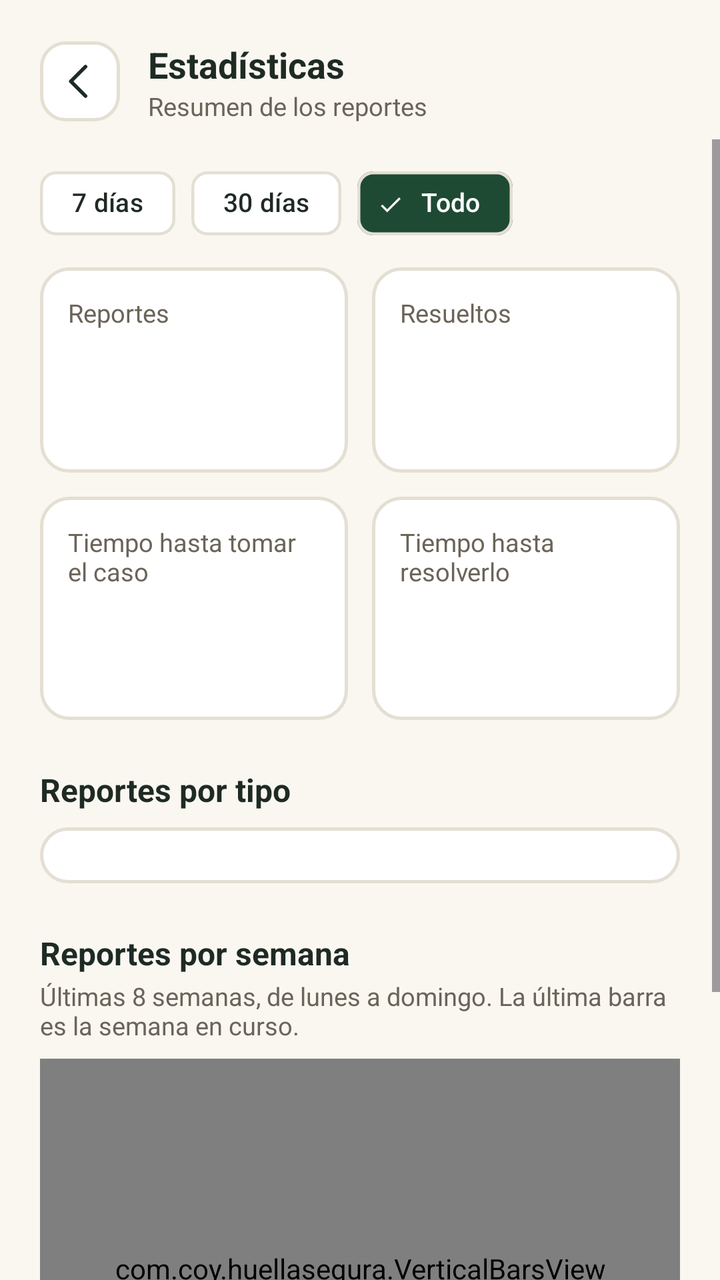
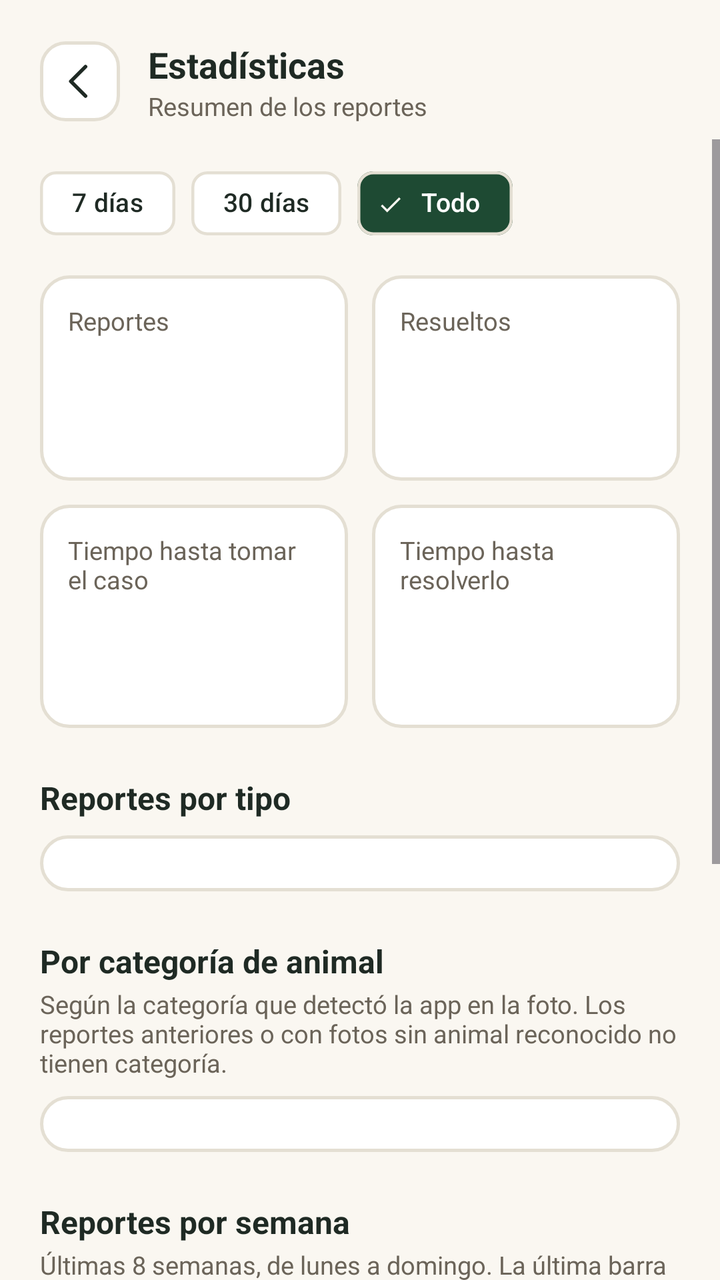

Two renders of the same Android screen: before a commit and after it. Below are the layout's source before the change and the commit's diff.
<!-- AndroidManifest.xml: application theme Theme.HUELLASEGURA -->
<!-- res/layout/activity_estadisticas.xml -->
<?xml version="1.0" encoding="utf-8"?>
<LinearLayout xmlns:android="http://schemas.android.com/apk/res/android"
    xmlns:app="http://schemas.android.com/apk/res-auto"
    android:id="@+id/root"
    android:layout_width="match_parent"
    android:layout_height="match_parent"
    android:background="@color/surface_background"
    android:orientation="vertical">

    <LinearLayout
        android:layout_width="match_parent"
        android:layout_height="wrap_content"
        android:gravity="center_vertical"
        android:orientation="horizontal"
        android:paddingStart="20dp"
        android:paddingTop="20dp"
        android:paddingEnd="20dp"
        android:paddingBottom="8dp">

        <ImageButton
            android:id="@+id/btnBack"
            android:layout_width="40dp"
            android:layout_height="40dp"
            android:background="@drawable/bg_icon_button"
            android:contentDescription="@string/btn_atras"
            android:padding="10dp"
            android:src="@drawable/ic_arrow_back"
            android:tint="@color/text_primary" />

        <LinearLayout
            android:layout_width="0dp"
            android:layout_height="wrap_content"
            android:layout_marginStart="14dp"
            android:layout_weight="1"
            android:orientation="vertical">

            <TextView
                android:layout_width="wrap_content"
                android:layout_height="wrap_content"
                android:text="@string/stats_title"
                android:textColor="@color/text_primary"
                android:textSize="18sp"
                android:textStyle="bold" />

            <TextView
                android:layout_width="wrap_content"
                android:layout_height="wrap_content"
                android:text="@string/stats_subtitle"
                android:textColor="@color/text_secondary"
                android:textSize="12.5sp" />
        </LinearLayout>
    </LinearLayout>

    <ScrollView
        android:layout_width="match_parent"
        android:layout_height="0dp"
        android:layout_weight="1"
        android:fillViewport="true">

        <LinearLayout
            android:layout_width="match_parent"
            android:layout_height="wrap_content"
            android:orientation="vertical"
            android:paddingStart="20dp"
            android:paddingTop="8dp"
            android:paddingEnd="20dp"
            android:paddingBottom="24dp">

            <com.google.android.material.chip.ChipGroup
                android:id="@+id/chipGroupPeriod"
                android:layout_width="match_parent"
                android:layout_height="wrap_content"
                app:selectionRequired="true"
                app:singleSelection="true">

                <com.google.android.material.chip.Chip
                    android:id="@+id/chipPeriod7"
                    style="@style/Widget.Material3.Chip.Filter"
                    android:layout_width="wrap_content"
                    android:layout_height="wrap_content"
                    android:checkable="true"
                    android:text="@string/resolved_period_7"
                    android:textColor="@color/chip_filter_text"
                    android:textSize="13sp"
                    app:chipBackgroundColor="@color/chip_filter_bg"
                    app:chipStrokeColor="@color/field_border"
                    app:chipStrokeWidth="1.5dp" />

                <com.google.android.material.chip.Chip
                    android:id="@+id/chipPeriod30"
                    style="@style/Widget.Material3.Chip.Filter"
                    android:layout_width="wrap_content"
                    android:layout_height="wrap_content"
                    android:checkable="true"
                    android:text="@string/resolved_period_30"
                    android:textColor="@color/chip_filter_text"
                    android:textSize="13sp"
                    app:chipBackgroundColor="@color/chip_filter_bg"
                    app:chipStrokeColor="@color/field_border"
                    app:chipStrokeWidth="1.5dp" />

                <com.google.android.material.chip.Chip
                    android:id="@+id/chipPeriodAll"
                    style="@style/Widget.Material3.Chip.Filter"
                    android:layout_width="wrap_content"
                    android:layout_height="wrap_content"
                    android:checkable="true"
                    android:checked="true"
                    android:text="@string/stats_period_all"
                    android:textColor="@color/chip_filter_text"
                    android:textSize="13sp"
                    app:chipBackgroundColor="@color/chip_filter_bg"
                    app:chipStrokeColor="@color/field_border"
                    app:chipStrokeWidth="1.5dp" />
            </com.google.android.material.chip.ChipGroup>

            <LinearLayout
                android:layout_width="match_parent"
                android:layout_height="wrap_content"
                android:layout_marginTop="8dp"
                android:orientation="horizontal">

                <LinearLayout
                    android:layout_width="0dp"
                    android:layout_height="match_parent"
                    android:layout_marginEnd="6dp"
                    android:layout_weight="1"
                    android:background="@drawable/bg_card"
                    android:orientation="vertical"
                    android:padding="14dp">

                    <TextView
                        android:layout_width="wrap_content"
                        android:layout_height="wrap_content"
                        android:text="@string/stats_kpi_total"
                        android:textColor="@color/text_secondary"
                        android:textSize="12.5sp" />

                    <TextView
                        android:id="@+id/tvKpiTotal"
                        android:layout_width="wrap_content"
                        android:layout_height="wrap_content"
                        android:layout_marginTop="4dp"
                        android:textColor="@color/text_primary"
                        android:textSize="26sp"
                        android:textStyle="bold" />

                    <TextView
                        android:id="@+id/tvKpiTotalSub"
                        android:layout_width="wrap_content"
                        android:layout_height="wrap_content"
                        android:layout_marginTop="2dp"
                        android:textColor="@color/text_secondary"
                        android:textSize="12sp" />
                </LinearLayout>

                <LinearLayout
                    android:layout_width="0dp"
                    android:layout_height="match_parent"
                    android:layout_marginStart="6dp"
                    android:layout_weight="1"
                    android:background="@drawable/bg_card"
                    android:orientation="vertical"
                    android:padding="14dp">

                    <TextView
                        android:layout_width="wrap_content"
                        android:layout_height="wrap_content"
                        android:text="@string/stats_kpi_resolved"
                        android:textColor="@color/text_secondary"
                        android:textSize="12.5sp" />

                    <TextView
                        android:id="@+id/tvKpiResolved"
                        android:layout_width="wrap_content"
                        android:layout_height="wrap_content"
                        android:layout_marginTop="4dp"
                        android:textColor="@color/text_primary"
                        android:textSize="26sp"
                        android:textStyle="bold" />

                    <TextView
                        android:id="@+id/tvKpiResolvedSub"
                        android:layout_width="wrap_content"
                        android:layout_height="wrap_content"
                        android:layout_marginTop="2dp"
                        android:textColor="@color/text_secondary"
                        android:textSize="12sp" />
                </LinearLayout>
            </LinearLayout>

            <LinearLayout
                android:layout_width="match_parent"
                android:layout_height="wrap_content"
                android:layout_marginTop="12dp"
                android:orientation="horizontal">

                <LinearLayout
                    android:layout_width="0dp"
                    android:layout_height="match_parent"
                    android:layout_marginEnd="6dp"
                    android:layout_weight="1"
                    android:background="@drawable/bg_card"
                    android:orientation="vertical"
                    android:padding="14dp">

                    <TextView
                        android:layout_width="wrap_content"
                        android:layout_height="wrap_content"
                        android:text="@string/stats_kpi_take_time"
                        android:textColor="@color/text_secondary"
                        android:textSize="12.5sp" />

                    <TextView
                        android:id="@+id/tvKpiTake"
                        android:layout_width="wrap_content"
                        android:layout_height="wrap_content"
                        android:layout_marginTop="4dp"
                        android:textColor="@color/text_primary"
                        android:textSize="22sp"
                        android:textStyle="bold" />

                    <TextView
                        android:id="@+id/tvKpiTakeSub"
                        android:layout_width="wrap_content"
                        android:layout_height="wrap_content"
                        android:layout_marginTop="2dp"
                        android:textColor="@color/text_secondary"
                        android:textSize="12sp" />
                </LinearLayout>

                <LinearLayout
                    android:layout_width="0dp"
                    android:layout_height="match_parent"
                    android:layout_marginStart="6dp"
                    android:layout_weight="1"
                    android:background="@drawable/bg_card"
                    android:orientation="vertical"
                    android:padding="14dp">

                    <TextView
                        android:layout_width="wrap_content"
                        android:layout_height="wrap_content"
                        android:text="@string/stats_kpi_resolve_time"
                        android:textColor="@color/text_secondary"
                        android:textSize="12.5sp" />

                    <TextView
                        android:id="@+id/tvKpiResolveTime"
                        android:layout_width="wrap_content"
                        android:layout_height="wrap_content"
                        android:layout_marginTop="4dp"
                        android:textColor="@color/text_primary"
                        android:textSize="22sp"
                        android:textStyle="bold" />

                    <TextView
                        android:id="@+id/tvKpiResolveTimeSub"
                        android:layout_width="wrap_content"
                        android:layout_height="wrap_content"
                        android:layout_marginTop="2dp"
                        android:textColor="@color/text_secondary"
                        android:textSize="12sp" />
                </LinearLayout>
            </LinearLayout>

            <TextView
                android:layout_width="wrap_content"
                android:layout_height="wrap_content"
                android:layout_marginTop="24dp"
                android:text="@string/stats_by_type"
                android:textColor="@color/text_primary"
                android:textSize="16sp"
                android:textStyle="bold" />

            <LinearLayout
                android:id="@+id/typeContainer"
                android:layout_width="match_parent"
                android:layout_height="wrap_content"
                android:layout_marginTop="8dp"
                android:background="@drawable/bg_card"
                android:orientation="vertical"
                android:padding="14dp" />

            <TextView
                android:layout_width="wrap_content"
                android:layout_height="wrap_content"
                android:layout_marginTop="24dp"
                android:text="@string/stats_by_week"
                android:textColor="@color/text_primary"
                android:textSize="16sp"
                android:textStyle="bold" />

            <TextView
                android:layout_width="wrap_content"
                android:layout_height="wrap_content"
                android:layout_marginTop="2dp"
                android:text="@string/stats_by_week_note"
                android:textColor="@color/text_secondary"
                android:textSize="12.5sp" />

            <com.coy.huellasegura.VerticalBarsView
                android:id="@+id/weekChart"
                android:layout_width="match_parent"
                android:layout_height="210dp"
                android:layout_marginTop="8dp"
                android:background="@drawable/bg_card"
                android:paddingStart="6dp"
                android:paddingEnd="6dp" />

            <TextView
                android:layout_width="match_parent"
                android:layout_height="wrap_content"
                android:layout_marginTop="16dp"
                android:lineSpacingMultiplier="1.3"
                android:text="@string/stats_footnote"
                android:textColor="@color/text_secondary"
                android:textSize="12sp" />
        </LinearLayout>
    </ScrollView>
</LinearLayout>
<!-- resources referenced by this layout -->
<resources>
  <color name="field_border">#E4DFD3</color>
  <color name="surface_background">@color/splash_text_primary</color>
  <color name="text_primary">#1F2A24</color>
  <color name="text_secondary">#6B6459</color>
  <!-- drawable bg_card (drawable) -->
  <?xml version="1.0" encoding="utf-8"?>
  <shape xmlns:android="http://schemas.android.com/apk/res/android"
      android:shape="rectangle">
      <solid android:color="@android:color/white" />
      <corners android:radius="14dp" />
      <stroke
          android:width="1.5dp"
          android:color="@color/field_border" />
  </shape>
  <!-- drawable bg_icon_button (drawable) -->
  <?xml version="1.0" encoding="utf-8"?>
  <shape xmlns:android="http://schemas.android.com/apk/res/android"
      android:shape="rectangle">
      <solid android:color="@android:color/white" />
      <corners android:radius="12dp" />
      <stroke
          android:width="1.5dp"
          android:color="@color/field_border" />
  </shape>
  <!-- drawable ic_arrow_back (drawable) -->
  <?xml version="1.0" encoding="utf-8"?>
  <vector xmlns:android="http://schemas.android.com/apk/res/android"
      android:width="22dp"
      android:height="22dp"
      android:viewportWidth="24"
      android:viewportHeight="24">
      <path
          android:pathData="M15,4 L7,12 L15,20"
          android:strokeColor="@color/surface_background"
          android:strokeWidth="2"
          android:strokeLineCap="round"
          android:strokeLineJoin="round"
          android:fillColor="#00000000" />
  </vector>
  <string name="btn_atras">← Atrás</string>
  <string name="resolved_period_30">30 días</string>
  <string name="resolved_period_7">7 días</string>
  <string name="stats_by_type">Reportes por tipo</string>
  <string name="stats_by_week">Reportes por semana</string>
  <string name="stats_by_week_note">Últimas 8 semanas, de lunes a domingo. La última barra es la semana en curso.</string>
  <string name="stats_footnote">El periodo elegido arriba aplica a los totales, los tiempos y los tipos. Los tiempos se cuentan desde que se crea el reporte.</string>
  <string name="stats_kpi_resolve_time">Tiempo hasta resolverlo</string>
  <string name="stats_kpi_resolved">Resueltos</string>
  <string name="stats_kpi_take_time">Tiempo hasta tomar el caso</string>
  <string name="stats_kpi_total">Reportes</string>
  <string name="stats_period_all">Todo</string>
  <string name="stats_subtitle">Resumen de los reportes</string>
  <string name="stats_title">Estadísticas</string>
  <style name="Theme.HUELLASEGURA" parent="Base.Theme.HUELLASEGURA" />
  <color name="splash_text_primary">#FAF7F1</color>
  <style name="Base.Theme.HUELLASEGURA" parent="Theme.Material3.DayNight.NoActionBar">
          
          <item name="colorPrimary">@color/accent_green</item>
          <item name="colorOnPrimary">@color/surface_background</item>
          <item name="colorSecondary">@color/brand_dark</item>
          <item name="colorSecondaryContainer">@color/accent_green</item>
          <item name="colorOnSecondaryContainer">@color/surface_background</item>
          <item name="android:windowBackground">@color/surface_background</item>
      </style>
  <color name="accent_green">@color/splash_icon_background</color>
  <color name="brand_dark">@color/splash_background</color>
  <color name="splash_icon_background">#2F7A4E</color>
  <color name="splash_background">#1E4A33</color>
</resources>

<!-- the commit's change to res/layout/activity_estadisticas.xml (unified diff, before → after) -->
@@ -114,6 +114,13 @@
                     app:chipStrokeWidth="1.5dp" />
             </com.google.android.material.chip.ChipGroup>
 
+            <include
+                android:id="@+id/speciesFilter"
+                layout="@layout/view_species_filter"
+                android:layout_width="match_parent"
+                android:layout_height="wrap_content"
+                android:layout_marginTop="4dp" />
+
             <LinearLayout
                 android:layout_width="match_parent"
                 android:layout_height="wrap_content"
@@ -286,6 +293,32 @@
                 android:layout_width="wrap_content"
                 android:layout_height="wrap_content"
                 android:layout_marginTop="24dp"
+                android:text="@string/stats_by_species"
+                android:textColor="@color/text_primary"
+                android:textSize="16sp"
+                android:textStyle="bold" />
+
+            <TextView
+                android:layout_width="match_parent"
+                android:layout_height="wrap_content"
+                android:layout_marginTop="2dp"
+                android:text="@string/stats_by_species_note"
+                android:textColor="@color/text_secondary"
+                android:textSize="12.5sp" />
+
+            <LinearLayout
+                android:id="@+id/speciesContainer"
+                android:layout_width="match_parent"
+                android:layout_height="wrap_content"
+                android:layout_marginTop="8dp"
+                android:background="@drawable/bg_card"
+                android:orientation="vertical"
+                android:padding="14dp" />
+
+            <TextView
+                android:layout_width="wrap_content"
+                android:layout_height="wrap_content"
+                android:layout_marginTop="24dp"
                 android:text="@string/stats_by_week"
                 android:textColor="@color/text_primary"
                 android:textSize="16sp"
@@ -319,3 +352,20 @@
         </LinearLayout>
     </ScrollView>
 </LinearLayout>
+<!-- res/layout/view_species_filter.xml (included above) -->
+<?xml version="1.0" encoding="utf-8"?>
+<HorizontalScrollView xmlns:android="http://schemas.android.com/apk/res/android"
+    xmlns:app="http://schemas.android.com/apk/res-auto"
+    android:layout_width="match_parent"
+    android:layout_height="wrap_content"
+    android:clipToPadding="false"
+    android:scrollbars="none">
+
+    <com.google.android.material.chip.ChipGroup
+        android:id="@+id/chipGroupSpecies"
+        android:layout_width="wrap_content"
+        android:layout_height="wrap_content"
+        app:selectionRequired="true"
+        app:singleLine="true"
+        app:singleSelection="true" />
+</HorizontalScrollView>
<!-- resource entries referenced after the edit -->
@@ -42,6 +42,8 @@
   <string name="btn_atras">← Atrás</string>
   <string name="resolved_period_30">30 días</string>
   <string name="resolved_period_7">7 días</string>
+  <string name="stats_by_species">Por categoría de animal</string>
+  <string name="stats_by_species_note">Según la categoría que detectó la app en la foto. Los reportes anteriores o con fotos sin animal reconocido no tienen categoría.</string>
   <string name="stats_by_type">Reportes por tipo</string>
   <string name="stats_by_week">Reportes por semana</string>
   <string name="stats_by_week_note">Últimas 8 semanas, de lunes a domingo. La última barra es la semana en curso.</string>
